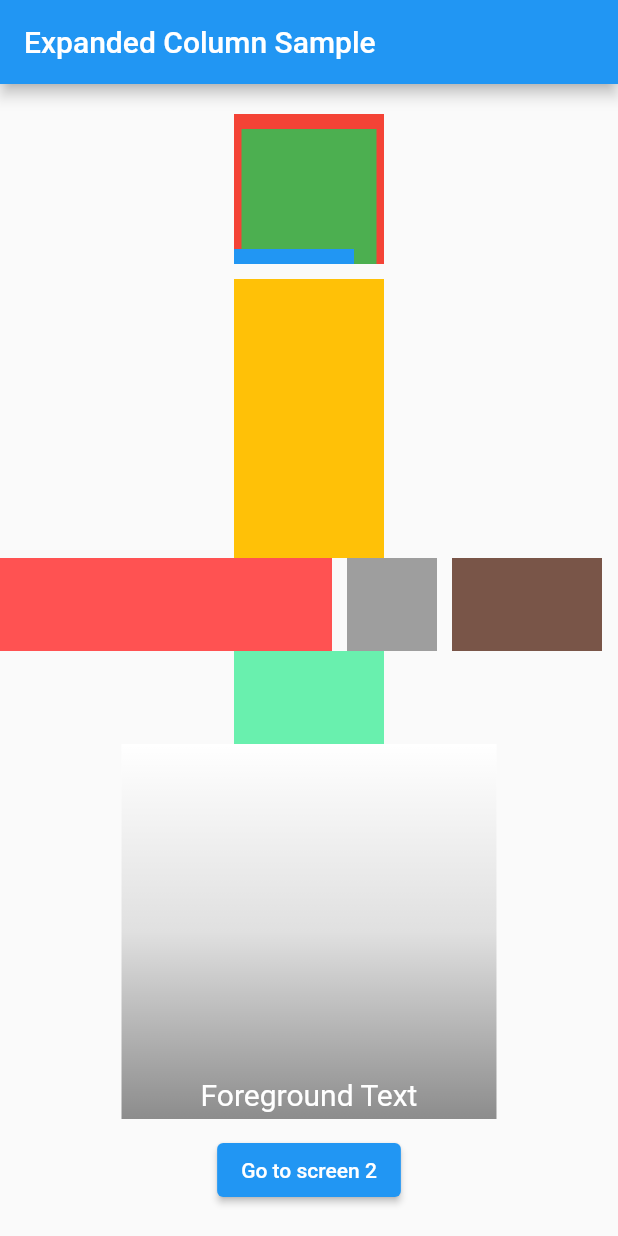
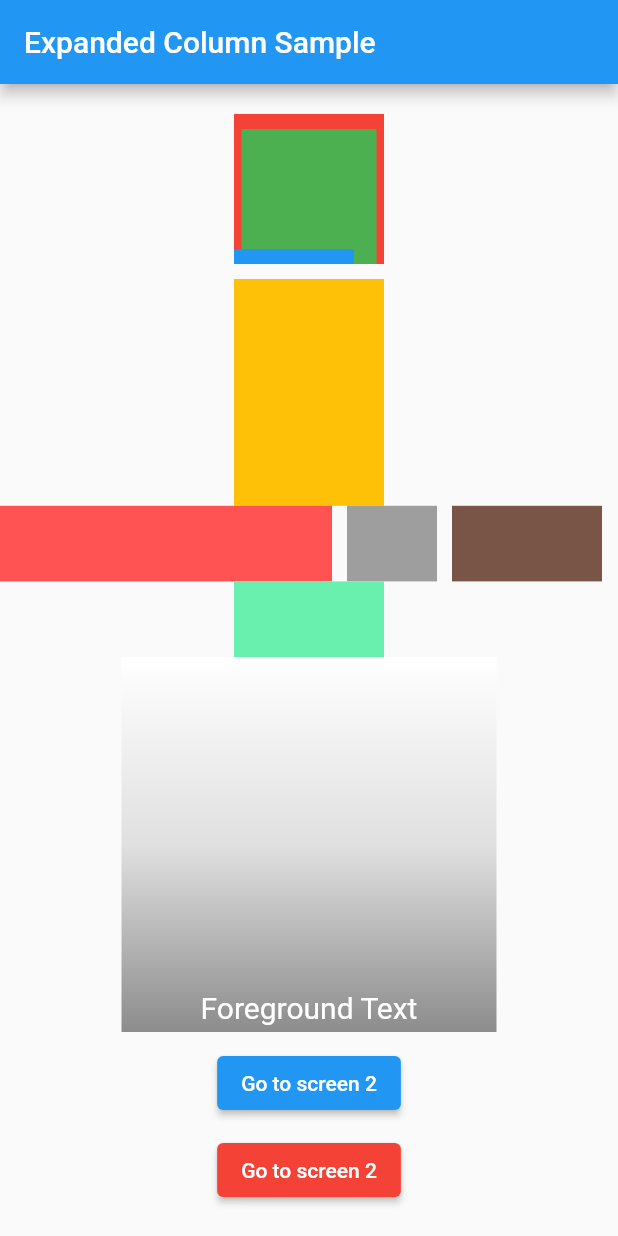
Before and after one commit to DuyLeHong/lesson3456_1, a Flutter app: the screen it shows after launch, on a phone screen of 412 x 824 dp. Run offline on Flutter 3.47's test engine with Material 2 defaults, Android fonts, the phone set to English and light mode, and no system bars.

Commit message:
add navigator - pushNamed

```diff
--- a/lib/lesson4_screen.dart
+++ b/lib/lesson4_screen.dart
@@ -13,6 +13,10 @@ class MyApp extends StatelessWidget {
     return MaterialApp(
       title: _title,
       home: MyStatelessWidget(),
+      routes: {
+        // When navigating to the "/second" route, build the SecondScreen widget.
+        ROUTES_LISTVIEW_SCREEN: (context) => ListViewScreen('Du lieu truyen tu Screen 1'),
+      },
       theme: ThemeData(
           dividerTheme: const DividerThemeData(
         thickness: 0.5,
@@ -23,6 +27,8 @@ class MyApp extends StatelessWidget {
     );
   }
 }
+
+const ROUTES_LISTVIEW_SCREEN = '/listview_screen';
 
 class MyStatelessWidget extends StatelessWidget {
   const MyStatelessWidget({Key? key}) : super(key: key);
@@ -102,7 +108,22 @@ class MyStatelessWidget extends StatelessWidget {
                     ScaffoldMessenger.of(context).showSnackBar(
                         SnackBar(content: Text(result.toString())));
                   },
-                    child: Text('Go to screen 2')),
+                  child: Text('Go to screen 2'),
+                ),
+
+                SizedBox(
+                  height: 10,
+                ),
+                ElevatedButton(
+                  style: ButtonStyle(backgroundColor: MaterialStateProperty.all(Colors.red)),
+                  onPressed: () async {
+                    var result = await Navigator.pushNamed(context, ROUTES_LISTVIEW_SCREEN);
+
+                    ScaffoldMessenger.of(context).showSnackBar(
+                        SnackBar(content: Text(result.toString())));
+                  },
+                  child: Text('Go to screen 2'),
+                ),
               ],
             ),
           ),
--- a/lib/listview_screen.dart
+++ b/lib/listview_screen.dart
@@ -23,7 +23,7 @@ class _ListViewScreenState extends State<ListViewScreen> {
       appBar: AppBar(
         title: Text(_sData),
         leading: IconButton(
-            icon: Icon(Icons.arrow_back),
+            icon: const Icon(Icons.arrow_back),
             onPressed: () {
               Navigator.pop(context, entries);
             }),
```
Lines whose indentation alone changed are shown as unchanged.
